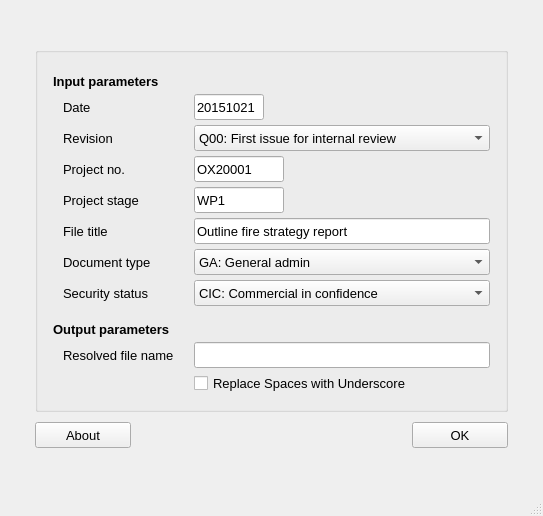
First picture: the form in fsetoolsGUI/gui/layout/ui/dialog_0601_naming_convention.ui, repository fuyans/fsetoolsGUI, before the edit.
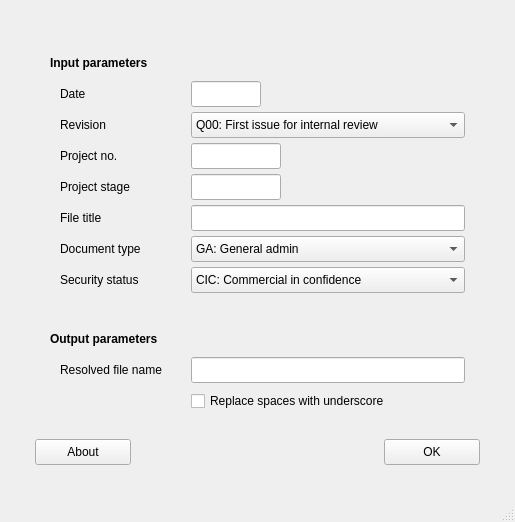
Second picture: the form after the edit.

```diff
--- a/fsetoolsGUI/gui/layout/ui/dialog_0601_naming_convention.ui
+++ b/fsetoolsGUI/gui/layout/ui/dialog_0601_naming_convention.ui
@@ -6,8 +6,8 @@
    <rect>
     <x>0</x>
     <y>0</y>
-    <width>536</width>
-    <height>516</height>
+    <width>494</width>
+    <height>522</height>
    </rect>
   </property>
   <property name="windowTitle">
@@ -36,33 +36,7 @@
     <property name="spacing">
      <number>0</number>
     </property>
-    <item row="1" column="2">
-     <spacer name="horizontalSpacer_5">
-      <property name="orientation">
-       <enum>Qt::Horizontal</enum>
-      </property>
-      <property name="sizeHint" stdset="0">
-       <size>
-        <width>0</width>
-        <height>20</height>
-       </size>
-      </property>
-     </spacer>
-    </item>
-    <item row="0" column="1">
-     <spacer name="verticalSpacer_3">
-      <property name="orientation">
-       <enum>Qt::Vertical</enum>
-      </property>
-      <property name="sizeHint" stdset="0">
-       <size>
-        <width>20</width>
-        <height>0</height>
-       </size>
-      </property>
-     </spacer>
-    </item>
-    <item row="1" column="1">
+    <item row="0" column="0">
      <widget class="QWidget" name="widget_2" native="true">
       <property name="sizePolicy">
        <sizepolicy hsizetype="Minimum" vsizetype="Minimum">
@@ -87,7 +61,7 @@
         <number>0</number>
        </property>
        <item>
-        <widget class="QGroupBox" name="groupBox">
+        <widget class="QFrame" name="frame_userio">
          <layout class="QVBoxLayout" name="verticalLayout_2">
           <property name="spacing">
            <number>0</number>
@@ -118,13 +92,6 @@
               <height>26</height>
              </size>
             </property>
-            <property name="font">
-             <font>
-              <pointsize>10</pointsize>
-              <weight>75</weight>
-              <bold>true</bold>
-             </font>
-            </property>
             <property name="toolTip">
              <string>Date in YYMMDD (i.e. 201231) or YYYYMMDD (i.e. 20201231) format.</string>
             </property>
@@ -132,7 +99,7 @@
              <string>Date in YYMMDD (i.e. 201231) or YYYYMMDD (i.e. 20201231) format.</string>
             </property>
             <property name="text">
-             <string>Input parameters</string>
+             <string>&lt;b&gt;Input parameters&lt;b&gt;</string>
             </property>
             <property name="alignment">
              <set>Qt::AlignLeading|Qt::AlignLeft|Qt::AlignVCenter</set>
@@ -142,6 +109,22 @@
             </property>
            </widget>
           </item>
+          <item>
+           <spacer name="verticalSpacer_4">
+            <property name="orientation">
+             <enum>Qt::Vertical</enum>
+            </property>
+            <property name="sizeType">
+             <enum>QSizePolicy::Fixed</enum>
+            </property>
+            <property name="sizeHint" stdset="0">
+             <size>
+              <width>20</width>
+              <height>5</height>
+             </size>
+            </property>
+           </spacer>
+          </item>
           <item>
            <layout class="QHBoxLayout" name="horizontalLayout">
             <property name="spacing">
@@ -185,13 +168,6 @@
                   <height>26</height>
                  </size>
                 </property>
-                <property name="font">
-                 <font>
-                  <pointsize>10</pointsize>
-                  <weight>50</weight>
-                  <bold>false</bold>
-                 </font>
-                </property>
                 <property name="toolTip">
                  <string>Date in YYMMDD (i.e. 201231) or YYYYMMDD (i.e. 20201231) format.</string>
                 </property>
@@ -220,13 +196,8 @@
                   <height>26</height>
                  </size>
                 </property>
-                <property name="font">
-                 <font>
-                  <pointsize>10</pointsize>
-                 </font>
-                </property>
                 <property name="text">
-                 <string>20151021</string>
+                 <string/>
                 </property>
                </widget>
               </item>
@@ -244,13 +215,6 @@
                   <height>26</height>
                  </size>
                 </property>
-                <property name="font">
-                 <font>
-                  <pointsize>10</pointsize>
-                  <weight>50</weight>
-                  <bold>false</bold>
-                 </font>
-                </property>
                 <property name="toolTip">
                  <string>Revision indicator.</string>
                 </property>
@@ -279,11 +243,6 @@
                   <height>26</height>
                  </size>
                 </property>
-                <property name="font">
-                 <font>
-                  <pointsize>10</pointsize>
-                 </font>
-                </property>
                 <item>
                  <property name="text">
                   <string>Q00: First issue for internal review</string>
@@ -335,13 +294,6 @@
                   <height>26</height>
                  </size>
                 </property>
-                <property name="font">
-                 <font>
-                  <pointsize>10</pointsize>
-                  <weight>50</weight>
-                  <bold>false</bold>
-                 </font>
-                </property>
                 <property name="toolTip">
                  <string>Project number.</string>
                 </property>
@@ -370,13 +322,8 @@
                   <height>26</height>
                  </size>
                 </property>
-                <property name="font">
-                 <font>
-                  <pointsize>10</pointsize>
-                 </font>
-                </property>
                 <property name="text">
-                 <string>OX20001</string>
+                 <string/>
                 </property>
                </widget>
               </item>
@@ -394,13 +341,6 @@
                   <height>26</height>
                  </size>
                 </property>
-                <property name="font">
-                 <font>
-                  <pointsize>10</pointsize>
-                  <weight>50</weight>
-                  <bold>false</bold>
-                 </font>
-                </property>
                 <property name="toolTip">
                  <string>Project stage.</string>
                 </property>
@@ -429,13 +369,8 @@
                   <height>26</height>
                  </size>
                 </property>
-                <property name="font">
-                 <font>
-                  <pointsize>10</pointsize>
-                 </font>
-                </property>
                 <property name="text">
-                 <string>WP1</string>
+                 <string/>
                 </property>
                </widget>
               </item>
@@ -453,13 +388,6 @@
                   <height>26</height>
                  </size>
                 </property>
-                <property name="font">
-                 <font>
-                  <pointsize>10</pointsize>
-                  <weight>50</weight>
-                  <bold>false</bold>
-                 </font>
-                </property>
                 <property name="toolTip">
                  <string>File title in plain English.</string>
                 </property>
@@ -488,13 +416,8 @@
                   <height>26</height>
                  </size>
                 </property>
-                <property name="font">
-                 <font>
-                  <pointsize>10</pointsize>
-                 </font>
-                </property>
                 <property name="text">
-                 <string>Outline fire strategy report</string>
+                 <string/>
                 </property>
                </widget>
               </item>
@@ -512,13 +435,6 @@
                   <height>26</height>
                  </size>
                 </property>
-                <property name="font">
-                 <font>
-                  <pointsize>10</pointsize>
-                  <weight>50</weight>
-                  <bold>false</bold>
-                 </font>
-                </property>
                 <property name="toolTip">
                  <string>Document type.</string>
                 </property>
@@ -547,11 +463,6 @@
                   <height>26</height>
                  </size>
                 </property>
-                <property name="font">
-                 <font>
-                  <pointsize>10</pointsize>
-                 </font>
-                </property>
                 <item>
                  <property name="text">
                   <string>GA: General admin</string>
@@ -648,13 +559,6 @@
                   <height>26</height>
                  </size>
                 </property>
-                <property name="font">
-                 <font>
-                  <pointsize>10</pointsize>
-                  <weight>50</weight>
-                  <bold>false</bold>
-                 </font>
-                </property>
                 <property name="toolTip">
                  <string>Security status.</string>
                 </property>
@@ -683,11 +587,6 @@
                   <height>26</height>
                  </size>
                 </property>
-                <property name="font">
-                 <font>
-                  <pointsize>10</pointsize>
-                 </font>
-                </property>
                 <item>
                  <property name="text">
                   <string>CIC: Commercial in confidence</string>
@@ -744,13 +643,6 @@
               <height>26</height>
              </size>
             </property>
-            <property name="font">
-             <font>
-              <pointsize>10</pointsize>
-              <weight>75</weight>
-              <bold>true</bold>
-             </font>
-            </property>
             <property name="toolTip">
              <string>Date in YYMMDD (i.e. 201231) or YYYYMMDD (i.e. 20201231) format.</string>
             </property>
@@ -758,13 +650,29 @@
              <string>Date in YYMMDD (i.e. 201231) or YYYYMMDD (i.e. 20201231) format.</string>
             </property>
             <property name="text">
-             <string>Output parameters</string>
+             <string>&lt;b&gt;Output parameters&lt;/b&gt;</string>
             </property>
             <property name="alignment">
              <set>Qt::AlignLeading|Qt::AlignLeft|Qt::AlignVCenter</set>
             </property>
            </widget>
           </item>
+          <item>
+           <spacer name="verticalSpacer_3">
+            <property name="orientation">
+             <enum>Qt::Vertical</enum>
+            </property>
+            <property name="sizeType">
+             <enum>QSizePolicy::Fixed</enum>
+            </property>
+            <property name="sizeHint" stdset="0">
+             <size>
+              <width>20</width>
+              <height>5</height>
+             </size>
+            </property>
+           </spacer>
+          </item>
           <item>
            <layout class="QHBoxLayout" name="horizontalLayout_3">
             <property name="spacing">
@@ -808,11 +716,6 @@
                   <height>26</height>
                  </size>
                 </property>
-                <property name="font">
-                 <font>
-                  <pointsize>10</pointsize>
-                 </font>
-                </property>
                 <property name="toolTip">
                  <string>Composed file name.</string>
                 </property>
@@ -835,13 +738,6 @@
                   <height>26</height>
                  </size>
                 </property>
-                <property name="font">
-                 <font>
-                  <pointsize>10</pointsize>
-                  <weight>50</weight>
-                  <bold>false</bold>
-                 </font>
-                </property>
                 <property name="toolTip">
                  <string>Security status.</string>
                 </property>
@@ -864,11 +760,6 @@
                   <height>26</height>
                  </size>
                 </property>
-                <property name="font">
-                 <font>
-                  <pointsize>10</pointsize>
-                 </font>
-                </property>
                 <property name="toolTip">
                  <string>Replace all spaces in the file name with underscore `_`.</string>
                 </property>
@@ -876,7 +767,7 @@
                  <string>Replace all spaces in the file name with underscore `_`.</string>
                 </property>
                 <property name="text">
-                 <string>Replace Spaces with Underscore</string>
+                 <string>Replace spaces with underscore</string>
                 </property>
                </widget>
               </item>
@@ -905,6 +796,9 @@
        </item>
        <item>
         <layout class="QHBoxLayout" name="horizontalLayout_2">
+         <property name="spacing">
+          <number>0</number>
+         </property>
          <item>
           <widget class="QPushButton" name="pushButton_about">
            <property name="sizePolicy">
@@ -925,11 +819,6 @@
              <height>26</height>
             </size>
            </property>
-           <property name="font">
-            <font>
-             <pointsize>10</pointsize>
-            </font>
-           </property>
            <property name="toolTip">
             <string>Click (or press Enter) to copy the generated file name.</string>
            </property>
@@ -979,11 +868,6 @@
              <height>26</height>
             </size>
            </property>
-           <property name="font">
-            <font>
-             <pointsize>10</pointsize>
-            </font>
-           </property>
            <property name="toolTip">
             <string>Click (or press Enter) to copy the generated file name.</string>
            </property>
@@ -1000,32 +884,6 @@
       </layout>
      </widget>
     </item>
-    <item row="2" column="1">
-     <spacer name="verticalSpacer_4">
-      <property name="orientation">
-       <enum>Qt::Vertical</enum>
-      </property>
-      <property name="sizeHint" stdset="0">
-       <size>
-        <width>20</width>
-        <height>0</height>
-       </size>
-      </property>
-     </spacer>
-    </item>
-    <item row="1" column="0">
-     <spacer name="horizontalSpacer_4">
-      <property name="orientation">
-       <enum>Qt::Horizontal</enum>
-      </property>
-      <property name="sizeHint" stdset="0">
-       <size>
-        <width>0</width>
-        <height>20</height>
-       </size>
-      </property>
-     </spacer>
-    </item>
    </layout>
   </widget>
   <widget class="QMenuBar" name="menubar">
```
Left out of the diff: 5 changed lines with no effect on the pictures.
